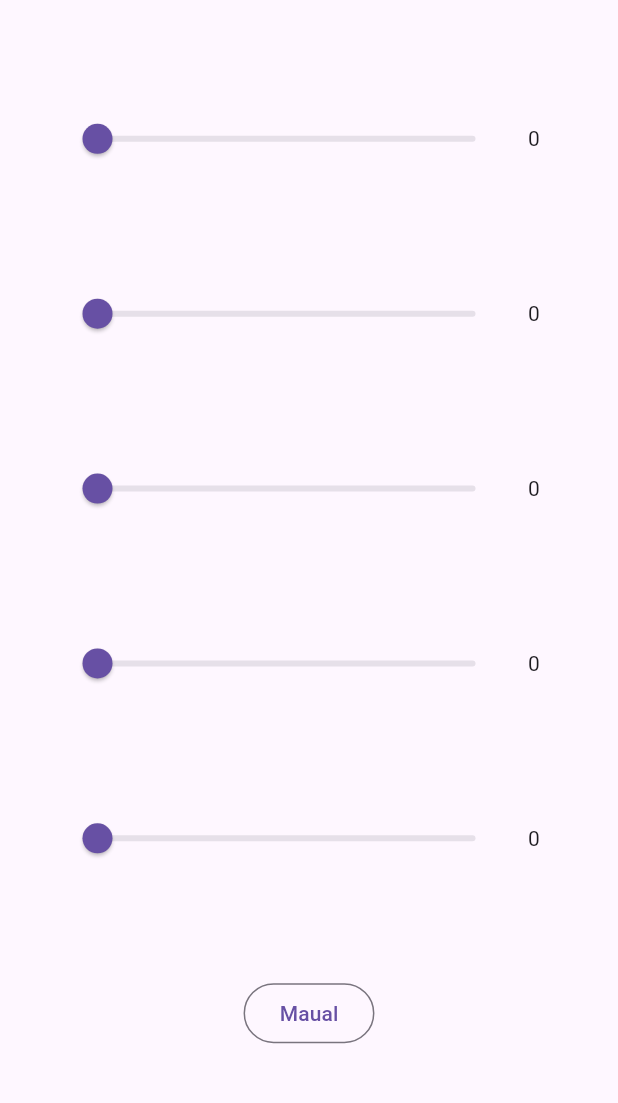
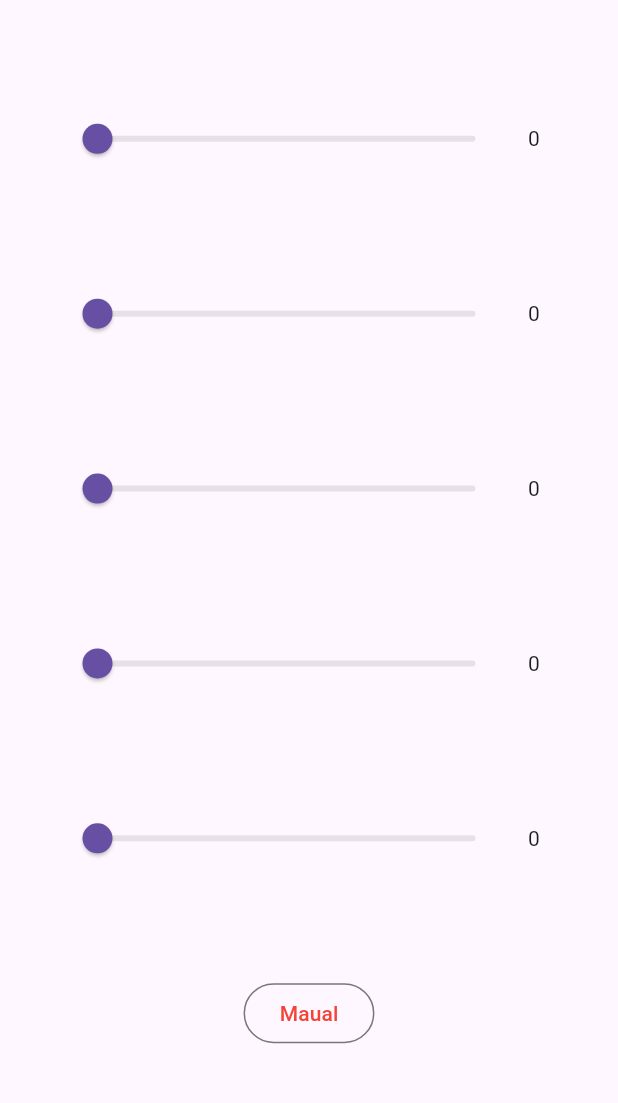
Before and after one commit to Eternite0/LightControlApp, a Flutter app: the screen it shows after launch, after a tap on "Auto", on a phone screen of 412 x 824 dp, the part 84-1187 px from its top. Run offline on Flutter 3.47's test engine with Material 3 defaults, Android fonts, the phone set to English and light mode, and no system bars.

Commit message:
Update item.dart

```diff
--- a/lib/Screen/item.dart
+++ b/lib/Screen/item.dart
@@ -130,6 +130,7 @@ class _MyWidgetState extends State<Item> {
               });
             },
             child: mode ? Text("Auto") : Text("Maual"),
+            style: ButtonStyle(foregroundColor: WidgetStatePropertyAll<Color>(mode ? Colors.green : Colors.red)),
           ),
         ],
       )),
```
